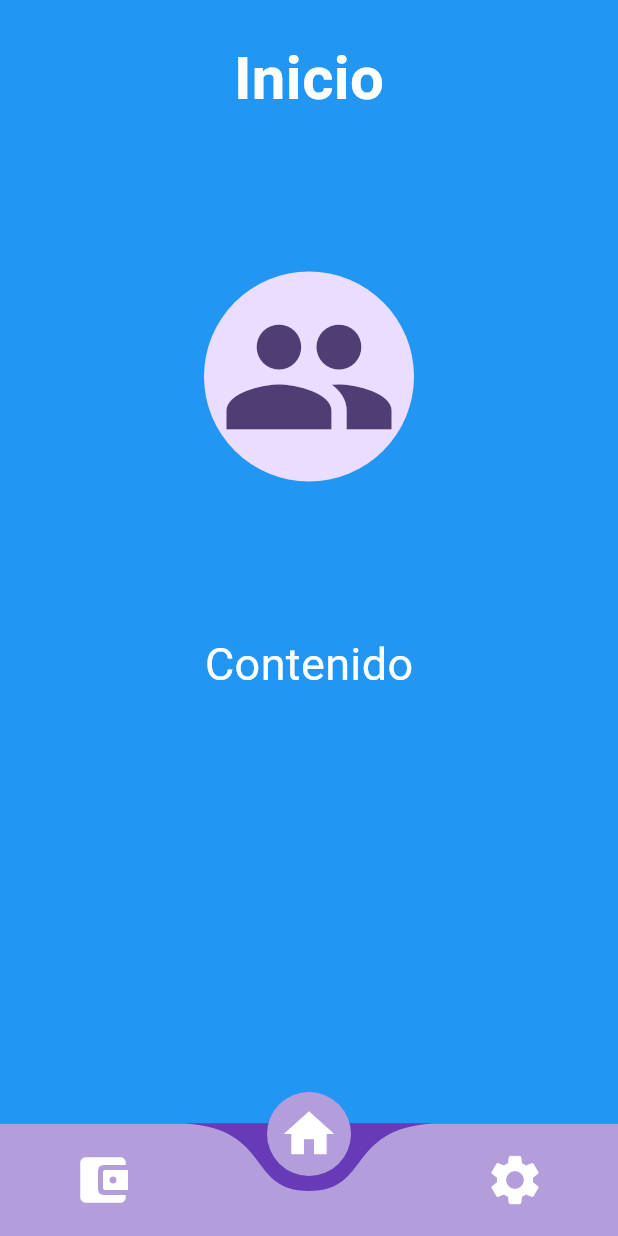
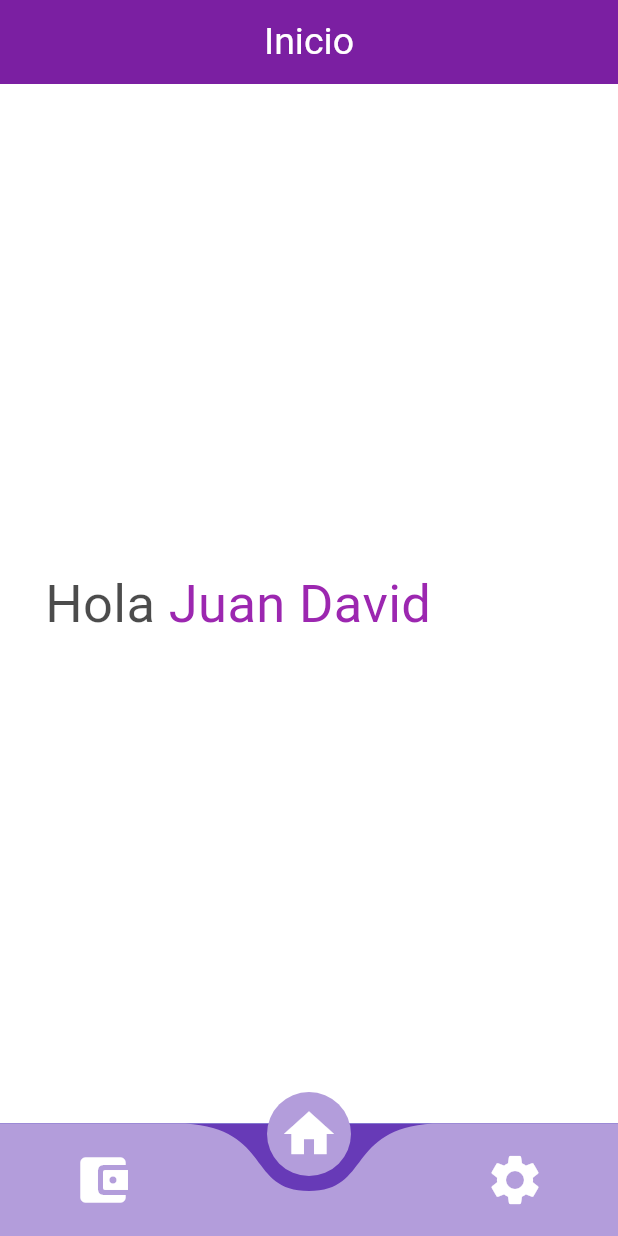
Before and after one commit to UntetheredJ/budgetmaster, a Flutter app: the HomePage screen opened directly, on a phone screen of 412 x 824 dp. Run offline on Flutter 3.47's test engine with Material 2 defaults, Android fonts, the phone set to English and light mode, and no system bars; drawn by our look-alikes of curved_navigation_bar; missing offline and left inert: postgres.

Commit message:
Update certain app screens
Specifically "Inicio"

```diff
--- a/budgetmaster/lib/configuracion.dart
+++ b/budgetmaster/lib/configuracion.dart
@@ -1,7 +1,7 @@
 import 'package:flutter/material.dart';
 
-class Conf extends StatelessWidget {
-  const Conf({Key? key}) : super(key: key);
+class Configuracion extends StatelessWidget {
+  const Configuracion({Key? key}) : super(key: key);
 
   @override
   Widget build(BuildContext context) {
--- a/budgetmaster/lib/home_page.dart
+++ b/budgetmaster/lib/home_page.dart
@@ -10,10 +10,10 @@ class HomePage extends StatefulWidget {
   State<HomePage> createState() => _HomePageState();
 }
 
-class _HomePageState extends  State<HomePage>{
-  int index=1;
+class _HomePageState extends State<HomePage> {
+  int index = 1;
   @override
-  Widget build(BuildContext context){
+  Widget build(BuildContext context) {
     return Scaffold(
       backgroundColor: Colors.deepPurple,
       bottomNavigationBar: CurvedNavigationBar(
@@ -41,24 +41,23 @@ class _HomePageState extends  State<HomePage>{
           child: getSelectedWidget(index: index)
       ),
     );
-
   }
 
-Widget getSelectedWidget({required int index}){
+  Widget getSelectedWidget({required int index}) {
     Widget widget;
-  switch(index){
+    switch (index) {
       case 0:
-      widget = const Ini();
+        widget = const Inicio();
         break;
       case 1:
-      widget = const Ini();
+        widget = const Inicio();
         break;
       case 2:
-      widget = const Conf();
+        widget = const Configuracion();
         break;
 
       default:
-    widget = const Ini();
+        widget = const Inicio();
         break;
     }
     return widget;
--- a/budgetmaster/lib/inicio.dart
+++ b/budgetmaster/lib/inicio.dart
@@ -1,24 +1,53 @@
 import 'package:flutter/material.dart';
 
-class Ini extends StatelessWidget {
-  const Ini({Key? key}) : super(key: key);
+class Inicio extends StatelessWidget {
+  const Inicio({Key? key}) : super(key: key);
 
   @override
   Widget build(BuildContext context) {
-    return const Padding(
-      padding: EdgeInsets.all(24.0),
-      child: Column(
-        children: [
-          Text('Inicio', style: TextStyle(fontSize: 40, color: Colors.white, fontWeight: FontWeight.bold),),
-          SizedBox(height: 100,),
-          CircleAvatar(
-            radius: 70,
-            child: Icon(Icons.people, size: 120,),
-          ),
-          SizedBox(height: 100,),
-          Text('Contenido', style: TextStyle(fontSize: 30, color: Colors.white),),
-        ],
-      ),
+    return Scaffold(
+        appBar: AppBar(
+          backgroundColor: const Color(0xFF7B1FA2),
+          automaticallyImplyLeading: false,
+          centerTitle: true,
+          title: const Text("Inicio",
+              style: TextStyle(
+                fontSize: 25,
+                color: Colors.white,
+              )),
+        ),
+        body: SafeArea(
+            child: Padding(
+                padding: const EdgeInsets.symmetric(horizontal: 30, vertical: 10),
+                child: Center(
+                    child: SingleChildScrollView(
+                        child: Column(
+                          children: [
+                            Row(
+                              mainAxisAlignment: MainAxisAlignment.start,
+                              children: [
+                                Text(
+                                  "Hola ",
+                                  style: TextStyle(
+                                    fontSize: 35,
+                                    color: Colors.black.withOpacity(0.7),
+                                  ),
+                                ),
+                                const Text(
+                                  "Juan David",
+                                  style: TextStyle(
+                                    fontSize: 35,
+                                    color: Colors.purple,
+                                  ),
+                                )
+                              ],
+                            ),
+                          ],
+                        )
+                    )
+                )
+            ),
+        ),
     );
   }
 }
--- a/budgetmaster/lib/login_screen.dart
+++ b/budgetmaster/lib/login_screen.dart
@@ -90,7 +90,7 @@ class LoginScreen extends StatelessWidget {
                     usuario = await iniciarSesion(correo, contrasenna);
                     if (correo == usuario.correo && contrasenna == usuario.contrasenna) {
                       // ignore: use_build_context_synchronously
-                      Navigator.push(context, MaterialPageRoute(builder: (context) => const HomePage(),),);
+                      Navigator.pushReplacement(context, MaterialPageRoute(builder: (context) => const HomePage(),),);
                     } else {
                       debugPrint("Error");
                     }
```
Lines whose indentation alone changed are shown as unchanged.
